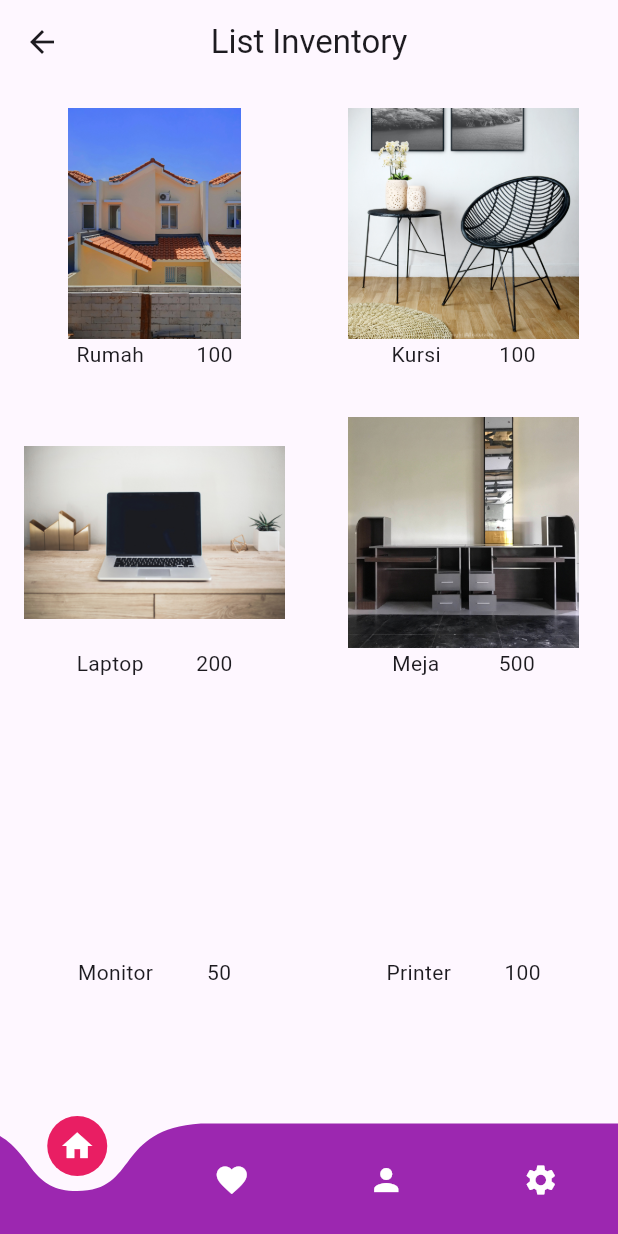
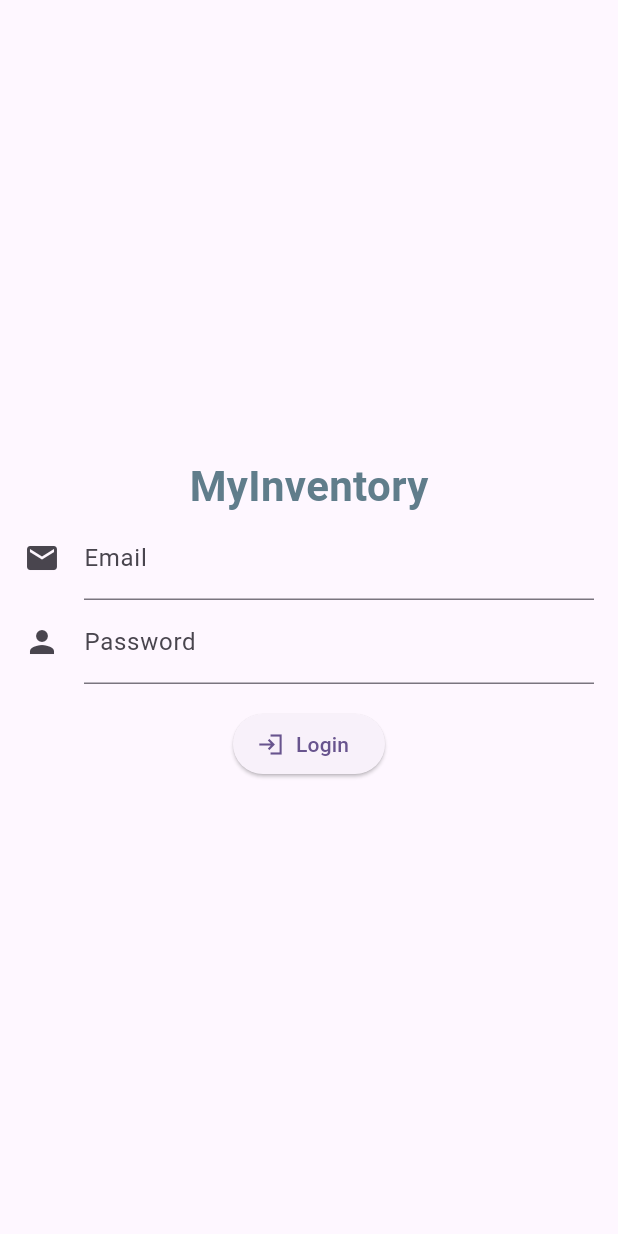
Before and after one commit to RuslanIk06/ASE07-inventory-app, a Flutter app: the screen it shows after launch, on a phone screen of 412 x 824 dp. Run offline on Flutter 3.47's test engine with Material 2 defaults, Android fonts, the phone set to English and light mode, and no system bars; drawn by our look-alikes of curved_navigation_bar; our stand-ins replace lottie.

Commit message:
Menambahkan Fitur Login

```diff
--- a/lib/main.dart
+++ b/lib/main.dart
@@ -1,6 +1,5 @@
 import 'package:flutter/material.dart';
 import 'package:inventory_app/pages/splash_page.dart';
-import 'navigation_bar.dart';
 
 void main() {
   runApp(const MyApp());
--- a/lib/pages/home_page.dart
+++ b/lib/pages/home_page.dart
@@ -64,10 +64,6 @@ class _HomePageState extends State<HomePage> {
   @override
   Widget build(BuildContext context) {
     return Scaffold(
-      appBar: AppBar(
-        title: const Text("List Inventory"),
-        centerTitle: true,
-      ),
       body: GridView.builder(
         itemCount: dataInventory.length,
         gridDelegate:
--- /dev/null
+++ b/lib/pages/login_page.dart
@@ -0,0 +1,110 @@
+import 'package:flutter/material.dart';
+import 'package:inventory_app/navigationbar_page.dart';
+
+class LoginPage extends StatefulWidget {
+  const LoginPage({super.key});
+
+  @override
+  State<LoginPage> createState() => _LoginPageState();
+}
+
+class _LoginPageState extends State<LoginPage> {
+  GlobalKey<FormState> formKey = GlobalKey<FormState>();
+  final TextEditingController _controlerPassword = TextEditingController();
+  final TextEditingController _controlerEmail = TextEditingController();
+
+  String? email;
+
+  void onSubmit() {
+    formKey.currentState!.save();
+    if (formKey.currentState!.validate() || formKey.currentState != null) {
+      setState(() {
+        email = _controlerEmail.text;
+      });
+
+      Navigator.of(context).push(
+        MaterialPageRoute(builder: (builder) => NavigationBarPage()),
+      );
+    }
+  }
+
+  @override
+  Widget build(BuildContext context) {
+    return Scaffold(
+      body: Padding(
+        padding: const EdgeInsets.all(16),
+        child: Center(
+          child: Form(
+            key: formKey,
+            child: Column(
+              crossAxisAlignment: CrossAxisAlignment.center,
+              mainAxisAlignment: MainAxisAlignment.center,
+              children: [
+                const Text(
+                  "MyInventory",
+                  style: TextStyle(
+                    color: Colors.blueGrey,
+                    fontSize: 28,
+                    fontWeight: FontWeight.bold,
+                  ),
+                ),
+                TextFormField(
+                  controller: _controlerEmail,
+                  keyboardType: TextInputType.emailAddress,
+                  textInputAction: TextInputAction.next,
+                  decoration: const InputDecoration(
+                    label: Text("Email"),
+                    hintText: 'Masukan Email',
+                    icon: Icon(Icons.email),
+                  ),
+                  validator: (value) {
+                    if (value == null ||
+                        value.isEmpty ||
+                        !value.contains('@')) {
+                      return 'Masukan Format Email Dengan Benar';
+                    }
+                    if (value != 'ruslan@gmail.com') {
+                      return 'Email Salah';
+                    }
+                    return null;
+                  },
+                ),
+                TextFormField(
+                  controller: _controlerPassword,
+                  keyboardType: TextInputType.number,
+                  textInputAction: TextInputAction.next,
+                  decoration: const InputDecoration(
+                    label: Text("Password"),
+                    hintText: 'Masukan Password',
+                    icon: Icon(Icons.person),
+                  ),
+                  validator: (value) {
+                    if (value == null || value.length < 6) {
+                      return 'Format Password Salah';
+                    }
+
+                    if (value != '123456') {
+                      return 'Password Salah';
+                    }
+
+                    return null;
+                  },
+                ),
+                const SizedBox(height: 16),
+                ElevatedButton.icon(
+                  onPressed: () {
+                    if (formKey.currentState!.validate()) {
+                      onSubmit();
+                    }
+                  },
+                  icon: const Icon(Icons.login_sharp),
+                  label: const Text("Login"),
+                ),
+              ],
+            ),
+          ),
+        ),
+      ),
+    );
+  }
+}
--- a/lib/pages/splash_page.dart
+++ b/lib/pages/splash_page.dart
@@ -1,6 +1,5 @@
 import 'package:flutter/material.dart';
-import 'package:inventory_app/navigation_bar.dart';
-import 'package:inventory_app/pages/home_page.dart';
+import 'package:inventory_app/pages/login_page.dart';
 import 'package:lottie/lottie.dart';
 
 class SplashPage extends StatefulWidget {
@@ -17,7 +16,7 @@ class _SplashPageState extends State<SplashPage> {
       const Duration(seconds: 5),
       () => Navigator.of(context).push(
         MaterialPageRoute(
-          builder: (builder) => const NavigationBarPage(),
+          builder: (builder) => const LoginPage(),
         ),
       ),
     );
```
Also changed, not shown: lib/test.dart (+186 -89 lines), lib/navigationbar_page.dart (renamed from lib/navigation_bar.dart).
